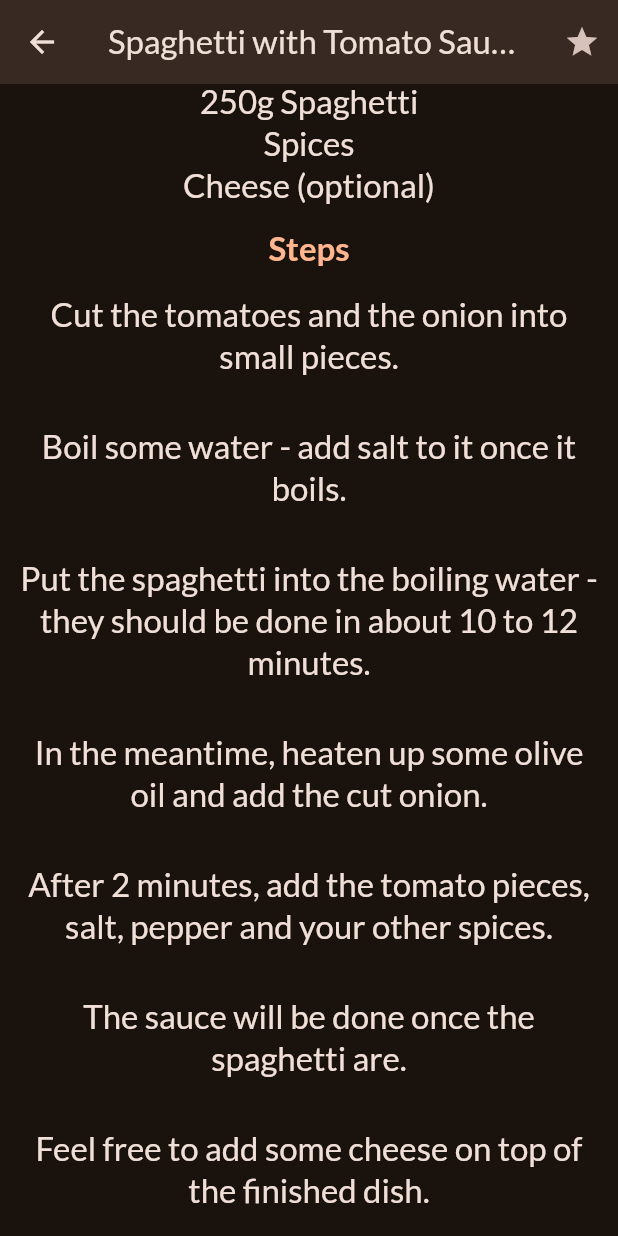
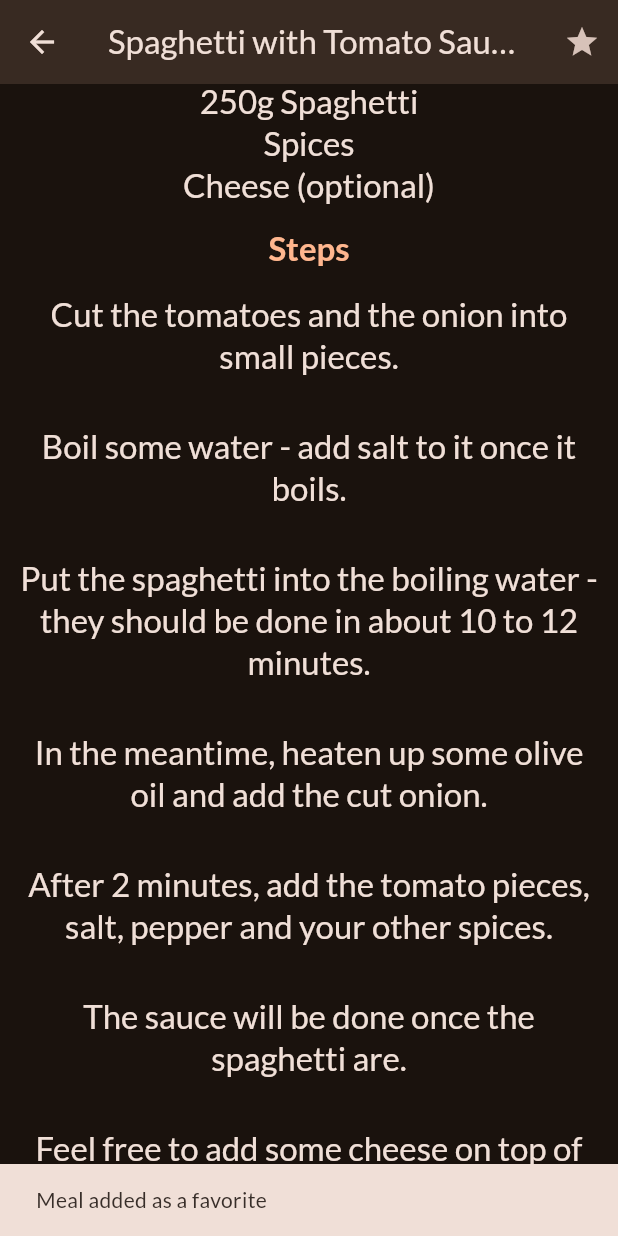
Before and after one commit to sweihmuller/meals_app, a Flutter app: the MealDetails screen opened directly with sample values from the repository, scrolled down 442 dp, after a tap on the "star" icon, on a phone screen of 412 x 824 dp. Run offline on Flutter 3.47's test engine with Material 3 defaults, Android fonts, the phone set to English and light mode, and no system bars; our stand-ins replace flutter_riverpod, google_fonts, transparent_image; network calls fail.

Commit message:
Create and use FavoriteProvider

```diff
--- /dev/null
+++ b/lib/providers/favorites_providers.dart
@@ -0,0 +1,23 @@
+import 'package:flutter_riverpod/flutter_riverpod.dart';
+import 'package:meals_app/models/meal.dart';
+
+class FavoriteMealsNotifier extends StateNotifier<List<Meal>> {
+  FavoriteMealsNotifier() : super([]);
+
+  bool toggleMealFavoriteStatus(Meal meal) {
+    final mealIsFavorite = state.contains(meal);
+
+    if (mealIsFavorite) {
+      state = state.where((m) => m.id != meal.id).toList();
+      return false;
+    } else {
+      state = [...state, meal];
+      return true;
+    }
+  }
+}
+
+final favoriteMealsProvider =
+    StateNotifierProvider<FavoriteMealsNotifier, List<Meal>>((ref) {
+      return FavoriteMealsNotifier();
+    });
--- a/lib/screens/meal_details.dart
+++ b/lib/screens/meal_details.dart
@@ -1,24 +1,33 @@
 import 'package:flutter/material.dart';
 import 'package:meals_app/models/meal.dart';
+import 'package:flutter_riverpod/flutter_riverpod.dart';
+import 'package:meals_app/providers/favorites_providers.dart';
 
-class MealDetails extends StatelessWidget {
-  const MealDetails({
-    super.key,
-    required this.meal,
-    required this.onToggleFavorite,
-  });
+class MealDetails extends ConsumerWidget {
+  const MealDetails({super.key, required this.meal});
 
   final Meal meal;
-  final void Function(Meal meal) onToggleFavorite;
   @override
-  Widget build(BuildContext context) {
+  Widget build(BuildContext context, WidgetRef ref) {
     return Scaffold(
       appBar: AppBar(
         title: Text(meal.title),
         actions: [
           IconButton(
             onPressed: () {
-              onToggleFavorite(meal);
+              final wasAdded = ref
+                  .read(favoriteMealsProvider.notifier)
+                  .toggleMealFavoriteStatus(meal);
+              ScaffoldMessenger.of(context).clearSnackBars();
+              ScaffoldMessenger.of(context).showSnackBar(
+                SnackBar(
+                  content: Text(
+                    wasAdded
+                        ? 'Meal added as a favorite'
+                        : 'Meal removed from favorite',
+                  ),
+                ),
+              );
             },
             icon: Icon(Icons.star),
           ),
```
Also changed, not shown: lib/screens/categories.dart (+3 -11 lines), lib/screens/meals.dart (+2 -11 lines), lib/screens/tabs.dart (+4 -31 lines).
